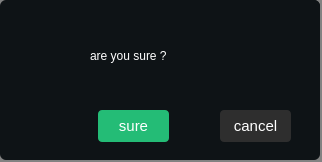
Before: the Qt Designer form src/plugins/ukui-clock/deleteMsg.ui in ukui/ukui-sidebar, drawn with Qt 5.
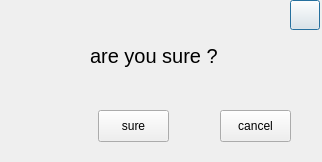
After: the same form once the commit is applied. Icons and pictures are not drawn.

Commit message: Merge feedback notebook clock code and translations(合并用户反馈、闹钟、便签本代码及翻译) 2、rollback version delete showdown（回滚版本，去掉阴影）

Patch:
```diff
--- a/src/plugins/ukui-clock/deleteMsg.ui
+++ b/src/plugins/ukui-clock/deleteMsg.ui
@@ -14,7 +14,7 @@
    <string>Dialog</string>
   </property>
   <property name="styleSheet">
-   <string notr="true">background-color: rgb(130, 130, 130);</string>
+   <string notr="true"/>
   </property>
   <widget class="QWidget" name="widget" native="true">
    <property name="geometry">
@@ -26,8 +26,7 @@
     </rect>
    </property>
    <property name="styleSheet">
-    <string notr="true">background-color: rgba(14,19,22,1);
-border-radius: 6px;</string>
+    <string notr="true"/>
    </property>
    <widget class="QPushButton" name="closebtn">
     <property name="geometry">
@@ -55,12 +54,7 @@
      </rect>
     </property>
     <property name="styleSheet">
-     <string notr="true">QPushButton{color: rgb(255, 255, 255);
-background-color: rgba(39,207,129,0.9);
- border-radius:4px;
-font: 11pt ;}
-QPushButton:hover{background-color: rgb(27, 143, 89);}
-</string>
+     <string notr="true"/>
     </property>
     <property name="text">
      <string>sure</string>
@@ -76,12 +70,7 @@
      </rect>
     </property>
     <property name="styleSheet">
-     <string notr="true">QPushButton{
-font: 11pt ;
-color: rgb(255, 255, 255);
-background:rgba(46,46,46,1);
-border-radius:4px;}
-QPushButton:hover{background:rgba(143, 97, 47, 0.1)}</string>
+     <string notr="true"/>
     </property>
     <property name="text">
      <string>cancel</string>
@@ -97,8 +86,7 @@
      </rect>
     </property>
     <property name="styleSheet">
-     <string notr="true">color: rgb(255, 255, 255);
-font: 25 15pt &quot;Noto Sans CJK SC&quot;;</string>
+     <string notr="true">font:  15pt;</string>
     </property>
     <property name="text">
      <string>are you sure ?</string>
```
Left out of the diff: 2 changed lines with no effect on the pictures. The commit also changes 65 other files.
